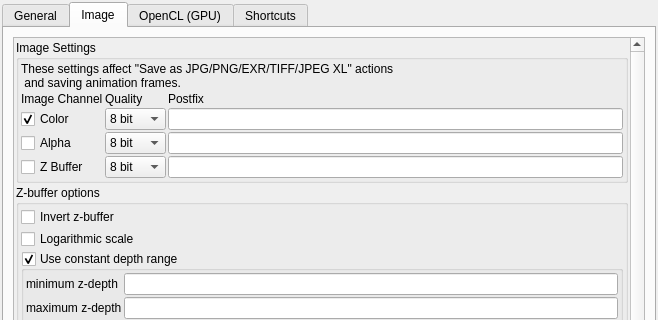
Above: mandelbulber2/qt/preferences_dialog.ui from buddhi1980/mandelbulber2 before the change; both pictures show x 0 to 658 and y 0 to 320 of the 658 by 942 pixel window. Below: the same form after it.
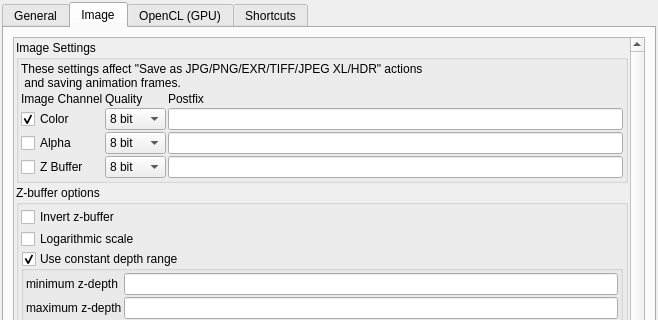
That is the form after the change. The open tabs and pages were chosen to show the change. Icons and pictures are not drawn. Custom widgets are drawn as their Qt base class.

```diff
--- a/mandelbulber2/qt/preferences_dialog.ui
+++ b/mandelbulber2/qt/preferences_dialog.ui
@@ -832,7 +832,7 @@
               <item>
                <widget class="QLabel" name="label_12">
                 <property name="text">
-                 <string>These settings affect &quot;Save as JPG/PNG/EXR/TIFF/JPEG XL&quot; actions
+                 <string>These settings affect &quot;Save as JPG/PNG/EXR/TIFF/JPEG XL/HDR&quot; actions
  and saving animation frames.</string>
                 </property>
                </widget>
```
Left out of the diff: 2 changed lines with no effect on the pictures.
